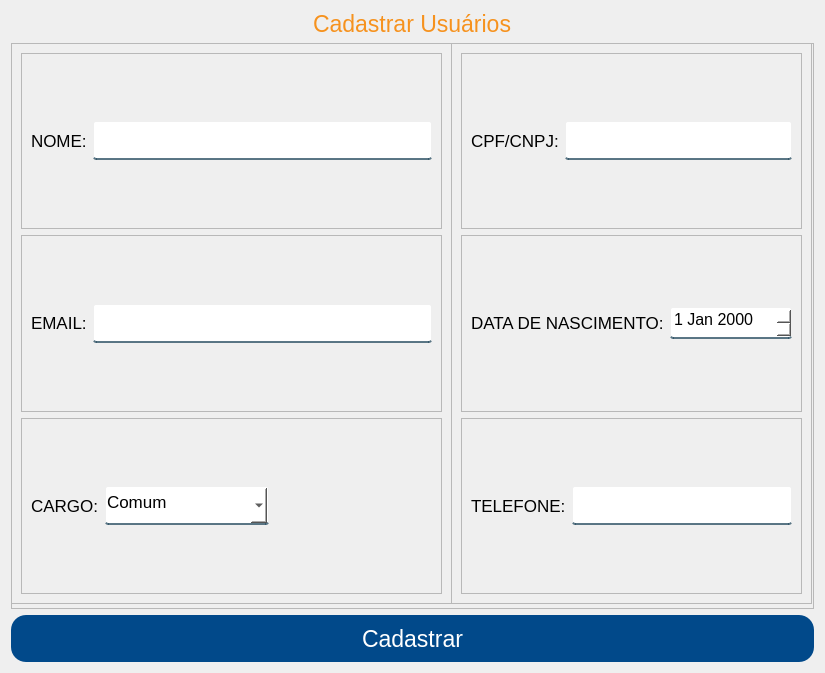
Above: App/view/ui/cadastroPessoas.ui from Senac-SOR-ADS/Mapa-de-Sala before the change. Below: the same form after it.
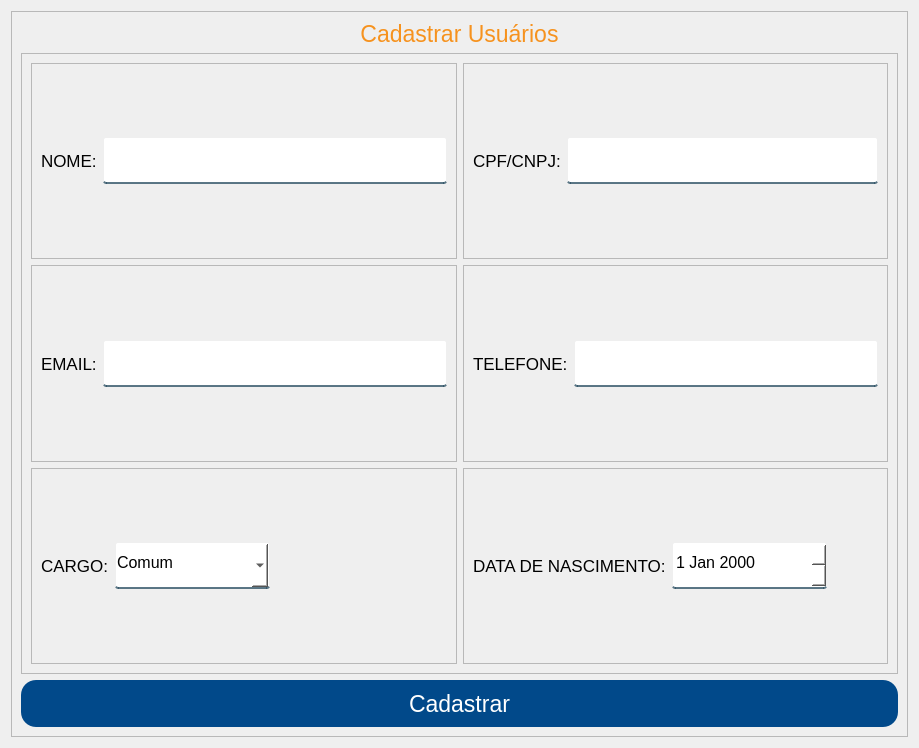
That is the form after the change.

Commit message:
Modificações nas telas (#247)
* Arrumando tela de salas

Retirado campo extra ao qual estava sendo retornado duas vezes

* Novas telas

refazendo as telas de cadastro e editar pessoas para melhor layout e responsividade

* Alterações nas telas de Salas

Layout alterado para estar de acordo com a ordem padrão seguida

* Alteração solicitada

The edit to the form file:
```diff
--- a/App/view/ui/cadastroPessoas.ui
+++ b/App/view/ui/cadastroPessoas.ui
@@ -6,8 +6,8 @@
    <rect>
     <x>0</x>
     <y>0</y>
-    <width>821</width>
-    <height>671</height>
+    <width>919</width>
+    <height>748</height>
    </rect>
   </property>
   <property name="windowTitle">
@@ -42,7 +42,22 @@
 }</string>
   </property>
   <layout class="QVBoxLayout" name="verticalLayout">
-   <item alignment="Qt::AlignHCenter|Qt::AlignBottom">
+   <item>
+    <widget class="QFrame" name="frame">
+     <property name="sizePolicy">
+      <sizepolicy hsizetype="Preferred" vsizetype="Expanding">
+       <horstretch>0</horstretch>
+       <verstretch>0</verstretch>
+      </sizepolicy>
+     </property>
+     <property name="frameShape">
+      <enum>QFrame::StyledPanel</enum>
+     </property>
+     <property name="frameShadow">
+      <enum>QFrame::Raised</enum>
+     </property>
+     <layout class="QVBoxLayout" name="verticalLayout_2">
+      <item>
     <widget class="QLabel" name="titulo">
      <property name="font">
       <font>
@@ -52,46 +67,34 @@
      <property name="text">
       <string>Cadastrar Usuários</string>
      </property>
-    </widget>
-   </item>
-   <item alignment="Qt::AlignHCenter">
-    <widget class="QFrame" name="frame">
+        <property name="alignment">
+         <set>Qt::AlignCenter</set>
+        </property>
+       </widget>
+      </item>
+      <item>
+       <widget class="QFrame" name="frame_8">
      <property name="sizePolicy">
       <sizepolicy hsizetype="Preferred" vsizetype="Expanding">
        <horstretch>0</horstretch>
        <verstretch>0</verstretch>
       </sizepolicy>
      </property>
-     <property name="minimumSize">
-      <size>
-       <width>803</width>
-       <height>566</height>
-      </size>
-     </property>
      <property name="frameShape">
       <enum>QFrame::StyledPanel</enum>
      </property>
      <property name="frameShadow">
       <enum>QFrame::Raised</enum>
      </property>
+        <layout class="QGridLayout" name="gridLayout">
+         <item row="0" column="0">
      <widget class="QFrame" name="frame_2">
-      <property name="geometry">
-       <rect>
-        <x>0</x>
-        <y>0</y>
-        <width>441</width>
-        <height>561</height>
-       </rect>
-      </property>
-      <property name="frameShape">
-       <enum>QFrame::StyledPanel</enum>
-      </property>
-      <property name="frameShadow">
-       <enum>QFrame::Raised</enum>
-      </property>
-      <layout class="QVBoxLayout" name="verticalLayout_2">
-       <item>
-        <widget class="QFrame" name="frame_3">
+           <property name="sizePolicy">
+            <sizepolicy hsizetype="Preferred" vsizetype="Expanding">
+             <horstretch>0</horstretch>
+             <verstretch>0</verstretch>
+            </sizepolicy>
+           </property>
          <property name="frameShape">
           <enum>QFrame::StyledPanel</enum>
          </property>
@@ -99,7 +102,7 @@
           <enum>QFrame::Raised</enum>
          </property>
          <layout class="QHBoxLayout" name="horizontalLayout">
-          <item alignment="Qt::AlignVCenter">
+            <item>
            <widget class="QLabel" name="label_2">
             <property name="font">
              <font>
@@ -116,16 +119,27 @@
             <property name="minimumSize">
              <size>
               <width>0</width>
-              <height>39</height>
-             </size>
-            </property>
+                <height>47</height>
+               </size>
+              </property>
+              <property name="font">
+               <font>
+                <pointsize>12</pointsize>
+               </font>
+              </property>
            </widget>
           </item>
          </layout>
         </widget>
        </item>
-       <item>
-        <widget class="QFrame" name="frame_4">
+         <item row="0" column="1">
+          <widget class="QFrame" name="frame_3">
+           <property name="sizePolicy">
+            <sizepolicy hsizetype="Preferred" vsizetype="Expanding">
+             <horstretch>0</horstretch>
+             <verstretch>0</verstretch>
+            </sizepolicy>
+           </property>
          <property name="frameShape">
           <enum>QFrame::StyledPanel</enum>
          </property>
@@ -133,7 +147,52 @@
           <enum>QFrame::Raised</enum>
          </property>
          <layout class="QHBoxLayout" name="horizontalLayout_2">
-          <item alignment="Qt::AlignVCenter">
+            <item>
+             <widget class="QLabel" name="label_3">
+              <property name="font">
+               <font>
+                <pointsize>13</pointsize>
+               </font>
+              </property>
+              <property name="text">
+               <string>CPF/CNPJ:</string>
+              </property>
+             </widget>
+            </item>
+            <item>
+             <widget class="QLineEdit" name="cpfCnpj">
+              <property name="minimumSize">
+               <size>
+                <width>0</width>
+                <height>47</height>
+               </size>
+              </property>
+              <property name="font">
+               <font>
+                <pointsize>12</pointsize>
+               </font>
+              </property>
+             </widget>
+            </item>
+           </layout>
+          </widget>
+         </item>
+         <item row="1" column="0">
+          <widget class="QFrame" name="frame_4">
+           <property name="sizePolicy">
+            <sizepolicy hsizetype="Preferred" vsizetype="Expanding">
+             <horstretch>0</horstretch>
+             <verstretch>0</verstretch>
+            </sizepolicy>
+           </property>
+           <property name="frameShape">
+            <enum>QFrame::StyledPanel</enum>
+           </property>
+           <property name="frameShadow">
+            <enum>QFrame::Raised</enum>
+           </property>
+           <layout class="QHBoxLayout" name="horizontalLayout_4">
+            <item>
            <widget class="QLabel" name="label_4">
             <property name="font">
              <font>
@@ -149,13 +208,13 @@
            <widget class="QLineEdit" name="email">
             <property name="minimumSize">
              <size>
-              <width>330</width>
-              <height>39</height>
+                <width>0</width>
+                <height>47</height>
              </size>
             </property>
             <property name="font">
              <font>
-              <pointsize>10</pointsize>
+                <pointsize>12</pointsize>
              </font>
             </property>
            </widget>
@@ -163,8 +222,14 @@
          </layout>
         </widget>
        </item>
-       <item>
+         <item row="1" column="1">
         <widget class="QFrame" name="frame_5">
+           <property name="sizePolicy">
+            <sizepolicy hsizetype="Preferred" vsizetype="Expanding">
+             <horstretch>0</horstretch>
+             <verstretch>0</verstretch>
+            </sizepolicy>
+           </property>
          <property name="frameShape">
           <enum>QFrame::StyledPanel</enum>
          </property>
@@ -172,7 +237,58 @@
           <enum>QFrame::Raised</enum>
          </property>
          <layout class="QHBoxLayout" name="horizontalLayout_3">
-          <item alignment="Qt::AlignVCenter">
+            <item>
+             <widget class="QLabel" name="label_7">
+              <property name="font">
+               <font>
+                <pointsize>13</pointsize>
+               </font>
+              </property>
+              <property name="text">
+               <string>TELEFONE:</string>
+              </property>
+             </widget>
+            </item>
+            <item>
+             <widget class="QLineEdit" name="telefone">
+              <property name="sizePolicy">
+               <sizepolicy hsizetype="Expanding" vsizetype="Fixed">
+                <horstretch>0</horstretch>
+                <verstretch>0</verstretch>
+               </sizepolicy>
+              </property>
+              <property name="minimumSize">
+               <size>
+                <width>0</width>
+                <height>47</height>
+               </size>
+              </property>
+              <property name="font">
+               <font>
+                <pointsize>12</pointsize>
+               </font>
+              </property>
+             </widget>
+            </item>
+           </layout>
+          </widget>
+         </item>
+         <item row="2" column="0">
+          <widget class="QFrame" name="frame_6">
+           <property name="sizePolicy">
+            <sizepolicy hsizetype="Preferred" vsizetype="Expanding">
+             <horstretch>0</horstretch>
+             <verstretch>0</verstretch>
+            </sizepolicy>
+           </property>
+           <property name="frameShape">
+            <enum>QFrame::StyledPanel</enum>
+           </property>
+           <property name="frameShadow">
+            <enum>QFrame::Raised</enum>
+           </property>
+           <layout class="QHBoxLayout" name="horizontalLayout_5">
+            <item>
            <widget class="QLabel" name="label_5">
             <property name="font">
              <font>
@@ -187,28 +303,25 @@
           <item>
            <widget class="QComboBox" name="cargo">
             <property name="sizePolicy">
-             <sizepolicy hsizetype="Expanding" vsizetype="Fixed">
+               <sizepolicy hsizetype="Fixed" vsizetype="Fixed">
               <horstretch>0</horstretch>
               <verstretch>0</verstretch>
              </sizepolicy>
             </property>
             <property name="minimumSize">
              <size>
-              <width>0</width>
-              <height>39</height>
+                <width>155</width>
+                <height>47</height>
              </size>
             </property>
             <property name="font">
              <font>
-              <pointsize>13</pointsize>
+                <pointsize>12</pointsize>
              </font>
             </property>
             <property name="cursor">
              <cursorShape>PointingHandCursor</cursorShape>
             </property>
-            <property name="editable">
-             <bool>false</bool>
-            </property>
             <item>
              <property name="text">
               <string>Comum</string>
@@ -227,7 +340,7 @@
            </widget>
           </item>
           <item>
-           <spacer name="horizontalSpacer">
+             <spacer name="horizontalSpacer_2">
             <property name="orientation">
              <enum>Qt::Horizontal</enum>
             </property>
@@ -242,76 +355,22 @@
          </layout>
         </widget>
        </item>
-      </layout>
-     </widget>
-     <widget class="QFrame" name="frame_6">
-      <property name="geometry">
-       <rect>
-        <x>440</x>
-        <y>0</y>
-        <width>361</width>
-        <height>561</height>
-       </rect>
-      </property>
-      <property name="frameShape">
-       <enum>QFrame::StyledPanel</enum>
-      </property>
-      <property name="frameShadow">
-       <enum>QFrame::Raised</enum>
-      </property>
-      <layout class="QVBoxLayout" name="verticalLayout_3">
-       <item>
+         <item row="2" column="1">
         <widget class="QFrame" name="frame_7">
-         <property name="frameShape">
-          <enum>QFrame::StyledPanel</enum>
-         </property>
-         <property name="frameShadow">
-          <enum>QFrame::Raised</enum>
-         </property>
-         <layout class="QHBoxLayout" name="horizontalLayout_4">
-          <item alignment="Qt::AlignVCenter">
-           <widget class="QLabel" name="label_3">
-            <property name="font">
-             <font>
-              <pointsize>13</pointsize>
-             </font>
-            </property>
-            <property name="text">
-             <string>CPF/CNPJ:</string>
-            </property>
-           </widget>
-          </item>
-          <item>
-           <widget class="QLineEdit" name="cpfCnpj">
-            <property name="minimumSize">
-             <size>
-              <width>0</width>
-              <height>39</height>
-             </size>
-            </property>
-            <property name="font">
-             <font>
-              <pointsize>13</pointsize>
-             </font>
-            </property>
-            <property name="text">
-             <string/>
-            </property>
-           </widget>
-          </item>
-         </layout>
-        </widget>
-       </item>
-       <item>
-        <widget class="QFrame" name="frame_8">
+           <property name="sizePolicy">
+            <sizepolicy hsizetype="Preferred" vsizetype="Expanding">
+             <horstretch>0</horstretch>
+             <verstretch>0</verstretch>
+            </sizepolicy>
+           </property>
          <property name="frameShape">
           <enum>QFrame::StyledPanel</enum>
          </property>
          <property name="frameShadow">
           <enum>QFrame::Raised</enum>
          </property>
-         <layout class="QHBoxLayout" name="horizontalLayout_5">
-          <item alignment="Qt::AlignVCenter">
+           <layout class="QHBoxLayout" name="horizontalLayout_6">
+            <item>
            <widget class="QLabel" name="label_6">
             <property name="font">
              <font>
@@ -326,15 +385,15 @@
           <item>
            <widget class="QDateEdit" name="dataDeNascimento">
             <property name="sizePolicy">
-             <sizepolicy hsizetype="Expanding" vsizetype="Fixed">
+               <sizepolicy hsizetype="Fixed" vsizetype="Fixed">
               <horstretch>0</horstretch>
               <verstretch>0</verstretch>
              </sizepolicy>
             </property>
             <property name="minimumSize">
              <size>
-              <width>0</width>
-              <height>32</height>
+                <width>155</width>
+                <height>47</height>
              </size>
             </property>
             <property name="font">
@@ -345,55 +404,25 @@
             <property name="cursor">
              <cursorShape>PointingHandCursor</cursorShape>
             </property>
-            <property name="alignment">
-             <set>Qt::AlignBottom|Qt::AlignLeading|Qt::AlignLeft</set>
-            </property>
-           </widget>
-          </item>
-         </layout>
-        </widget>
-       </item>
+             </widget>
+            </item>
        <item>
-        <widget class="QFrame" name="frame_9">
-         <property name="frameShape">
-          <enum>QFrame::StyledPanel</enum>
-         </property>
-         <property name="frameShadow">
-          <enum>QFrame::Raised</enum>
-         </property>
-         <layout class="QHBoxLayout" name="horizontalLayout_6">
-          <item alignment="Qt::AlignVCenter">
-           <widget class="QLabel" name="label_7">
-            <property name="font">
-             <font>
-              <pointsize>13</pointsize>
-             </font>
-            </property>
-            <property name="text">
-             <string>TELEFONE:</string>
-            </property>
-           </widget>
-          </item>
-          <item>
-           <widget class="QLineEdit" name="telefone">
-            <property name="minimumSize">
+             <spacer name="horizontalSpacer">
+              <property name="orientation">
+               <enum>Qt::Horizontal</enum>
+              </property>
+              <property name="sizeHint" stdset="0">
              <size>
-              <width>0</width>
-              <height>39</height>
-             </size>
-            </property>
-            <property name="font">
-             <font>
-              <pointsize>11</pointsize>
-             </font>
-            </property>
-           </widget>
+                <width>40</width>
+                <height>20</height>
+               </size>
+              </property>
+             </spacer>
           </item>
          </layout>
         </widget>
        </item>
       </layout>
-     </widget>
     </widget>
    </item>
    <item>
@@ -419,14 +448,9 @@
    </item>
   </layout>
  </widget>
- <tabstops>
-  <tabstop>cpfCnpj</tabstop>
-  <tabstop>email</tabstop>
-  <tabstop>dataDeNascimento</tabstop>
-  <tabstop>cargo</tabstop>
-  <tabstop>telefone</tabstop>
-  <tabstop>btnCadastrar</tabstop>
- </tabstops>
+   </item>
+  </layout>
+ </widget>
  <resources/>
  <connections/>
 </ui>
```
Lines whose indentation alone changed are shown as unchanged. The commit also changes 3 other files.
